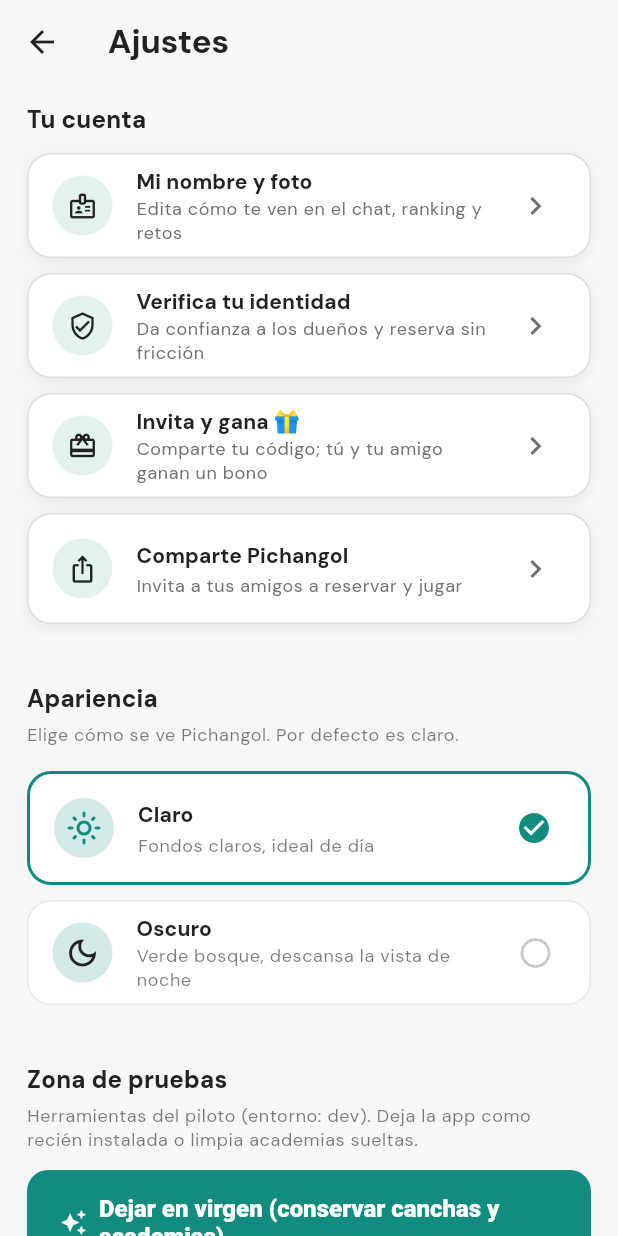
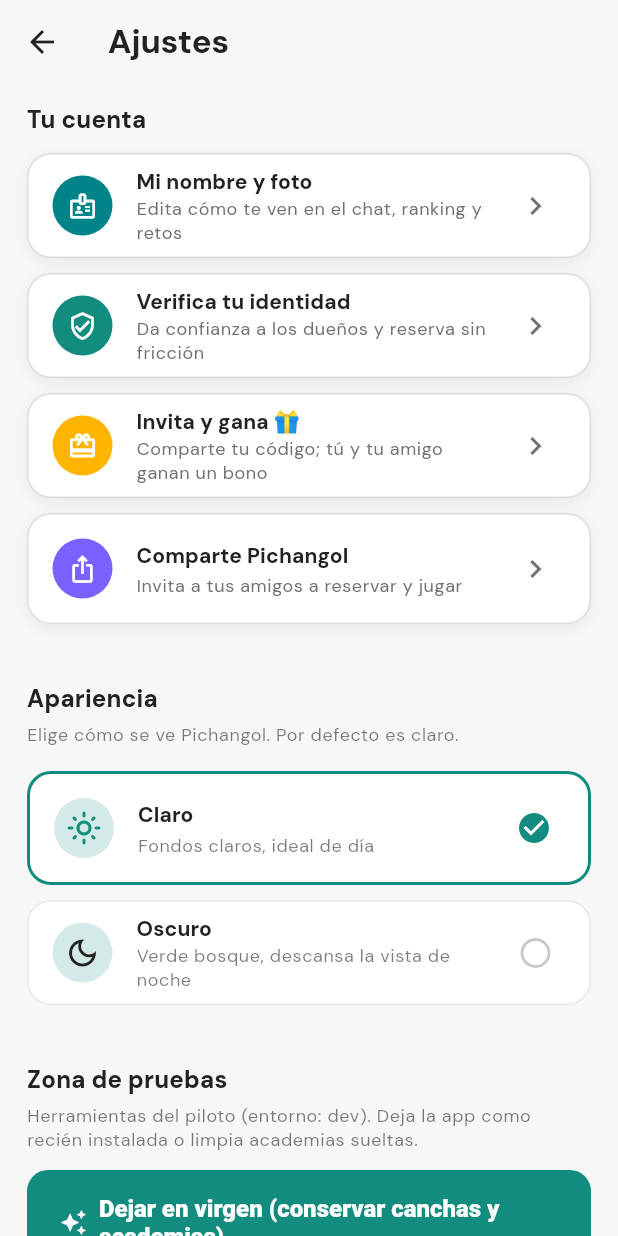
Before and after one commit to dcalagua/canchas-app-lima, a Flutter app: the AjustesScreen screen opened directly, on a phone screen of 412 x 824 dp. Run offline on Flutter 3.47's test engine with Material 3 defaults, Android fonts, the phone set to English and light mode, and no system bars; our stand-ins replace audioplayers, firebase_core, firebase_messaging, font_awesome_flutter, geocoding, geolocator and 8 more; missing offline and left inert: record; accounts and stored records are empty.

Commit message:
UI: extiende iconos de color a Ajustes y Modo anfitrion
Mismo estilo (circulo de color + icono blanco) en los menus restantes:
- Ajustes: nombre/foto (teal), verificar (verde), invita (dorado), comparte (morado).
- Anfitrion: Mis canchas (teal), Mi academia (naranja), Verificador (verde).

Co-Authored-By: Claude Opus 4.8 (1M context) <noreply@anthropic.com>
Claude-Session: https://claude.ai/code/session_017fg7ijXuZRX6jvFjZELf83

```diff
--- a/lib/screens/ajustes_screen.dart
+++ b/lib/screens/ajustes_screen.dart
@@ -190,6 +190,7 @@ class AjustesScreen extends StatelessWidget {
               if (u != null)
                 _AccionTile(
                   icon: Icons.badge_outlined,
+                  color: teal,
                   title: 'Mi nombre y foto',
                   subtitle: 'Edita cómo te ven en el chat, ranking y retos',
                   onTap: () => Navigator.of(context).push(MaterialPageRoute(
@@ -200,6 +201,7 @@ class AjustesScreen extends StatelessWidget {
                   icon: appState.jugadorVerificado
                       ? Icons.verified
                       : Icons.verified_user_outlined,
+                  color: lima,
                   title: appState.jugadorVerificado
                       ? 'Identidad verificada ✓'
                       : 'Verifica tu identidad',
@@ -211,6 +213,7 @@ class AjustesScreen extends StatelessWidget {
                 ),
               _AccionTile(
                 icon: Icons.card_giftcard,
+                color: amarillo,
                 title: 'Invita y gana 🎁',
                 subtitle: 'Comparte tu código; tú y tu amigo ganan un bono',
                 onTap: () => Navigator.of(context).push(MaterialPageRoute(
@@ -218,6 +221,7 @@ class AjustesScreen extends StatelessWidget {
               ),
               _AccionTile(
                 icon: Icons.ios_share,
+                color: morado,
                 title: 'Comparte Pichangol',
                 subtitle: 'Invita a tus amigos a reservar y jugar',
                 onTap: () => _compartirApp(context),
@@ -314,11 +318,13 @@ class _AccionTile extends StatelessWidget {
       {required this.icon,
       required this.title,
       required this.subtitle,
-      required this.onTap});
+      required this.onTap,
+      this.color = lima});
   final IconData icon;
   final String title;
   final String subtitle;
   final VoidCallback onTap;
+  final Color color;
 
   @override
   Widget build(BuildContext context) {
@@ -336,8 +342,8 @@ class _AccionTile extends StatelessWidget {
       child: ListTile(
         leading: CircleAvatar(
           radius: 20,
-          backgroundColor: limaSuave,
-          child: Icon(icon, color: bosque, size: 20),
+          backgroundColor: color,
+          child: Icon(icon, color: Colors.white, size: 20),
         ),
         title: Text(title,
             style: t.titleSmall?.copyWith(fontWeight: FontWeight.w700)),
```
Also changed, not shown: lib/screens/anfitrion_screen.dart (+8 -3 lines).
